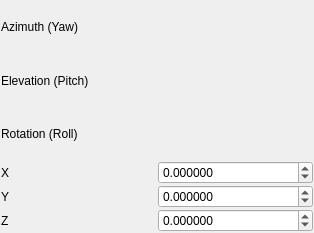
Above: utils/corestructs/cameraModel/affine3dControlWidget.ui from NickPenkrat/corecvs before the change. Below: the same form after it.
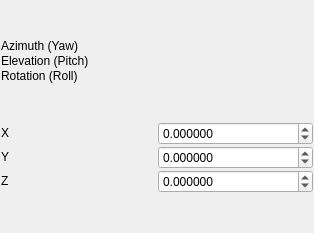
That is the form after the change. Custom widgets are drawn as their Qt base class.

```diff
--- a/utils/corestructs/cameraModel/affine3dControlWidget.ui
+++ b/utils/corestructs/cameraModel/affine3dControlWidget.ui
@@ -33,6 +33,12 @@
     <layout class="QGridLayout" name="gridLayout">
      <item row="1" column="0">
       <widget class="QLabel" name="label_6">
+       <property name="sizePolicy">
+        <sizepolicy hsizetype="Preferred" vsizetype="Fixed">
+         <horstretch>0</horstretch>
+         <verstretch>0</verstretch>
+        </sizepolicy>
+       </property>
        <property name="text">
         <string>Elevation (Pitch)</string>
        </property>
@@ -40,6 +46,12 @@
      </item>
      <item row="0" column="0">
       <widget class="QLabel" name="label_5">
+       <property name="sizePolicy">
+        <sizepolicy hsizetype="Preferred" vsizetype="Fixed">
+         <horstretch>0</horstretch>
+         <verstretch>0</verstretch>
+        </sizepolicy>
+       </property>
        <property name="text">
         <string>Azimuth (Yaw)</string>
        </property>
@@ -47,13 +59,32 @@
      </item>
      <item row="2" column="0">
       <widget class="QLabel" name="label_7">
+       <property name="sizePolicy">
+        <sizepolicy hsizetype="Preferred" vsizetype="Fixed">
+         <horstretch>0</horstretch>
+         <verstretch>0</verstretch>
+        </sizepolicy>
+       </property>
        <property name="text">
         <string>Rotation (Roll)</string>
        </property>
       </widget>
      </item>
      <item row="0" column="1">
-      <widget class="AngleEditBox" name="widgetYaw" native="true"/>
+      <widget class="AngleEditBox" name="widgetYaw" native="true">
+       <property name="sizePolicy">
+        <sizepolicy hsizetype="Preferred" vsizetype="Fixed">
+         <horstretch>0</horstretch>
+         <verstretch>0</verstretch>
+        </sizepolicy>
+       </property>
+       <property name="minimumSize">
+        <size>
+         <width>0</width>
+         <height>10</height>
+        </size>
+       </property>
+      </widget>
      </item>
      <item row="1" column="1">
       <widget class="AngleEditBox" name="widgetPitch" native="true"/>
@@ -67,6 +98,12 @@
     <layout class="QGridLayout" name="gridLayout_2">
      <item row="0" column="0">
       <widget class="QLabel" name="label_8">
+       <property name="sizePolicy">
+        <sizepolicy hsizetype="Preferred" vsizetype="Fixed">
+         <horstretch>0</horstretch>
+         <verstretch>0</verstretch>
+        </sizepolicy>
+       </property>
        <property name="text">
         <string>X</string>
        </property>
@@ -74,6 +111,12 @@
      </item>
      <item row="2" column="0">
       <widget class="QLabel" name="label_10">
+       <property name="sizePolicy">
+        <sizepolicy hsizetype="Preferred" vsizetype="Fixed">
+         <horstretch>0</horstretch>
+         <verstretch>0</verstretch>
+        </sizepolicy>
+       </property>
        <property name="text">
         <string>Z</string>
        </property>
@@ -81,6 +124,12 @@
      </item>
      <item row="1" column="0">
       <widget class="QLabel" name="label_9">
+       <property name="sizePolicy">
+        <sizepolicy hsizetype="Preferred" vsizetype="Fixed">
+         <horstretch>0</horstretch>
+         <verstretch>0</verstretch>
+        </sizepolicy>
+       </property>
        <property name="text">
         <string>Y</string>
        </property>
@@ -92,7 +141,7 @@
         <number>6</number>
        </property>
        <property name="minimum">
-        <double>-1000000.000000000000000</double>
+        <double>-1000000000.000000000000000</double>
        </property>
        <property name="maximum">
         <double>1000000000.000000000000000</double>
@@ -105,10 +154,10 @@
         <number>6</number>
        </property>
        <property name="minimum">
-        <double>-1000000.000000000000000</double>
+        <double>-1000000000.000000000000000</double>
        </property>
        <property name="maximum">
-        <double>1000000.000000000000000</double>
+        <double>1000000000.000000000000000</double>
        </property>
       </widget>
      </item>
@@ -118,10 +167,10 @@
         <number>6</number>
        </property>
        <property name="minimum">
-        <double>-1000000.000000000000000</double>
+        <double>-1000000000.000000000000000</double>
        </property>
        <property name="maximum">
-        <double>1000000.000000000000000</double>
+        <double>1000000000.000000000000000</double>
        </property>
       </widget>
      </item>
```
